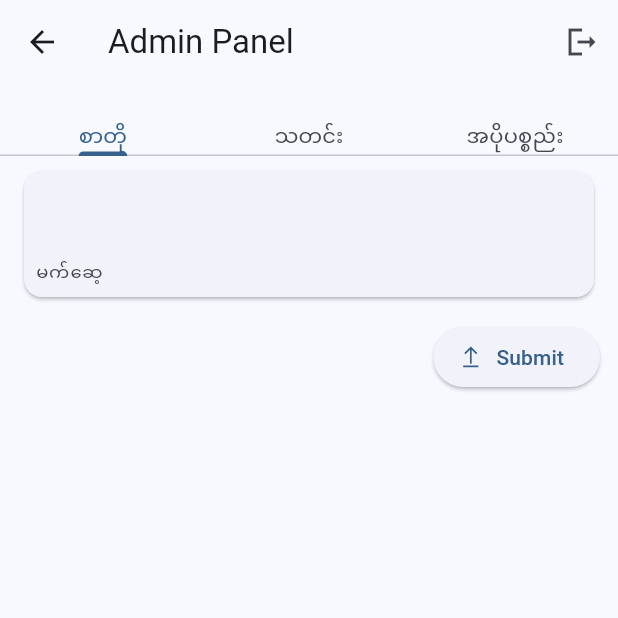
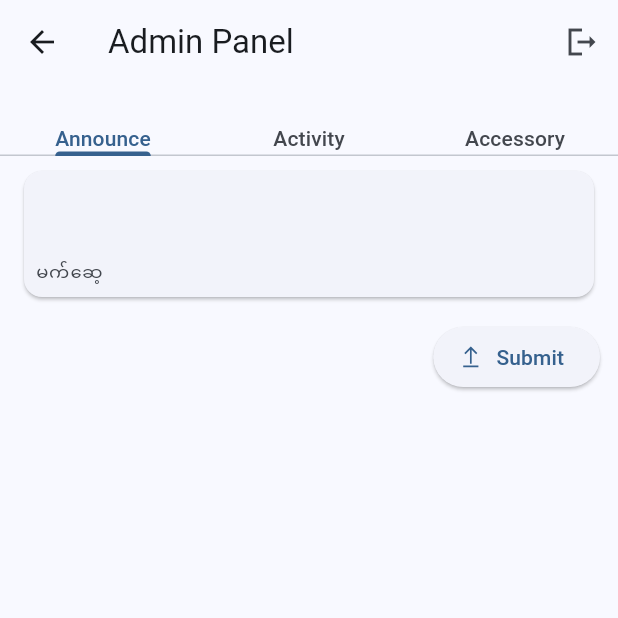
Before and after one commit to clickernux/phone_repair_service_199, a Flutter app: the AdminPanelScreen screen opened by its route, on a phone screen of 412 x 824 dp, the top half of it. Run offline on Flutter 3.47's test engine with Material 2 defaults, Android fonts, the phone set to English and light mode, and no system bars; our stand-ins replace cached_network_image, cloud_firestore, connectivity_plus, firebase_auth, firebase_core, flutter_dotenv and 4 more; accounts and stored records are empty; network calls fail.

Commit message:
Minor update

```diff
--- a/lib/screens/admin_panel_screen.dart
+++ b/lib/screens/admin_panel_screen.dart
@@ -49,9 +49,9 @@ class _AdminPanelScreenState extends State<AdminPanelScreen> {
         appBar: AppBar(
           title: const Text('Admin Panel'),
           bottom: const TabBar(tabs: [
-            Text('စာတို'),
-            Text('သတင်း'),
-            Text('အပိုပစ္စည်း'),
+            Text('Announce'),
+            Text('Activity'),
+            Text('Accessory'),
           ]),
           actions: [
             IconButton(
```
